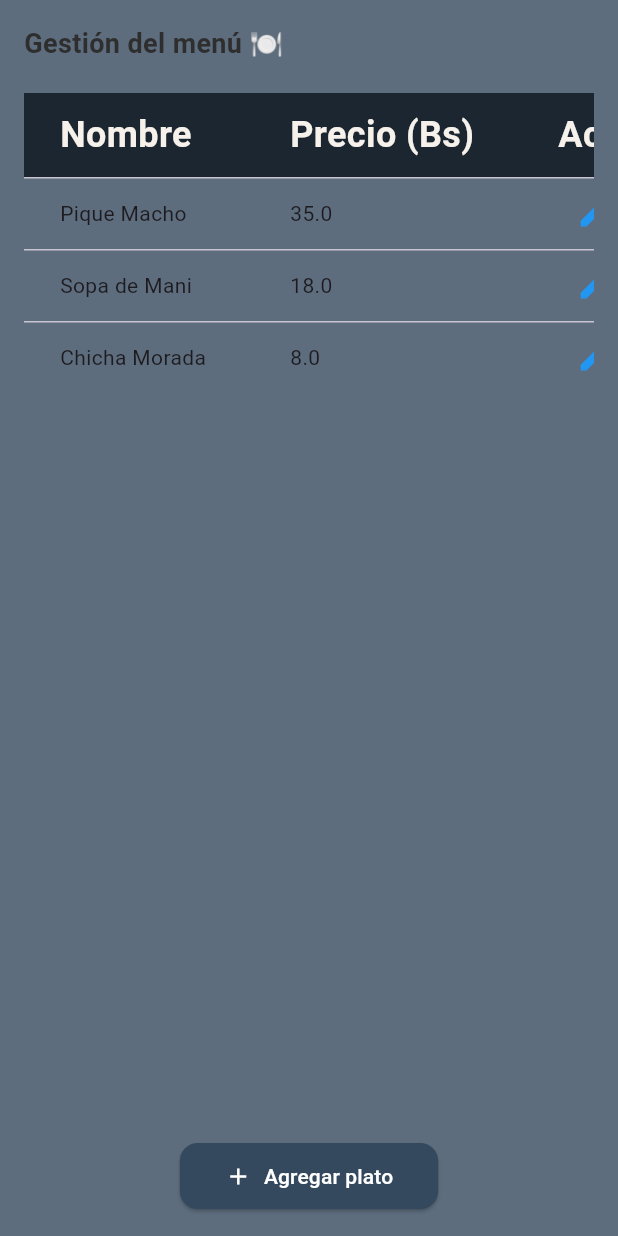
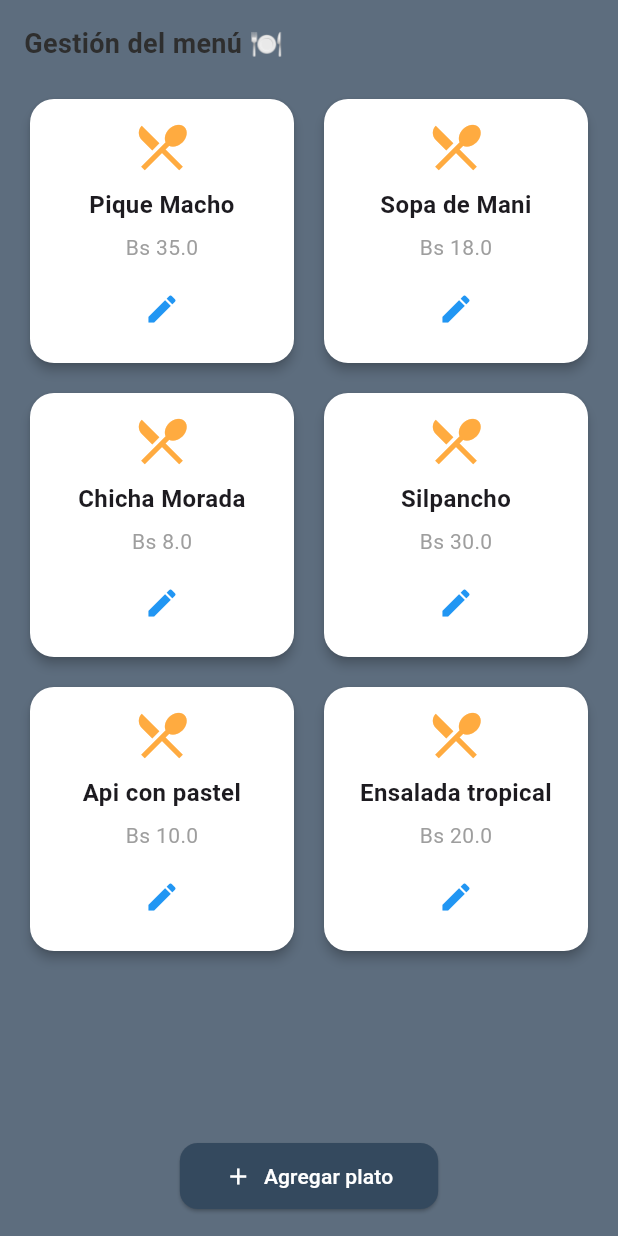
Before and after one commit to baldy777/front_restaurante_apk, a Flutter app: the MenuVista screen opened directly, on a phone screen of 412 x 824 dp. Run offline on Flutter 3.47's test engine with Material 3 defaults, Android fonts, the phone set to English and light mode, and no system bars; Roboto replaces fonts that are missing (arial).

Commit message:
feat: adicion de cards en vista menu

```diff
--- a/lib/pages/productos/menu.dart
+++ b/lib/pages/productos/menu.dart
@@ -9,11 +9,13 @@ class MenuVista extends StatefulWidget {
 }
 
 class _MenuVistaState extends State<MenuVista> {
-  // Lista de platillos del menú (ejemplo estático)
   final List<Map<String, dynamic>> menu = [
     {"nombre": "Pique Macho", "precio": 35.0},
     {"nombre": "Sopa de Mani", "precio": 18.0},
     {"nombre": "Chicha Morada", "precio": 8.0},
+    {"nombre": "Silpancho", "precio": 30.0},
+    {"nombre": "Api con pastel", "precio": 10.0},
+    {"nombre": "Ensalada tropical", "precio": 20.0},
   ];
 
   @override
@@ -28,60 +30,62 @@ class _MenuVistaState extends State<MenuVista> {
             const Text('Gestión del menú 🍽️', style: TextoStyle.contenido),
             const SizedBox(height: 20),
 
-            // Tabla de menú
+            // Grid de tarjetas (2 por fila)
             Expanded(
-              child: SingleChildScrollView(
-                scrollDirection: Axis.horizontal,
-                child: DataTable(
-                  headingRowColor: WidgetStateProperty.all(
-                    ColoresStyle.encabezado,
+              child: GridView.count(
+                crossAxisCount: 2,
+                crossAxisSpacing: 12,
+                mainAxisSpacing: 12,
+                childAspectRatio: 1, // 1 = cuadrado
+                children: menu.map((plato) {
+                  return Card(
+                    color: Colors.white,
+                    shape: RoundedRectangleBorder(
+                      borderRadius: BorderRadius.circular(16),
                     ),
-                  dataRowColor: WidgetStateProperty.resolveWith(
-                    (states) => states.contains(WidgetState.selected)
-                        // ignore: deprecated_member_use
-                        ? ColoresStyle.acento.withOpacity(0.2)
-                        : ColoresStyle.fondo,
+                    elevation: 3,
+                    child: Padding(
+                      padding: const EdgeInsets.all(12),
+                      child: Column(
+                        mainAxisAlignment: MainAxisAlignment.spaceBetween,
+                        children: [
+                          const Icon(Icons.restaurant_menu,
+                              size: 40, color: Colors.orangeAccent),
+                          Text(
+                            plato['nombre'],
+                            textAlign: TextAlign.center,
+                            style: const TextStyle(
+                              fontWeight: FontWeight.bold,
+                              fontSize: 16,
                             ),
-                  headingTextStyle: TextoStyle.titulo,
-                  columns: const [
-                    DataColumn(label: Text('Nombre')),
-                    DataColumn(label: Text('Precio (Bs)')),
-                    DataColumn(label: Text('Accion')),
-                  ],
-                  rows: menu.map((plato) {
-                    return DataRow(
-                      cells: [
-                        DataCell(Text(plato['nombre'])),
-                        DataCell(Text(plato['precio'].toString())),
-                        DataCell(
-                          Row(
-                            children: [
+                          ),
+                          Text(
+                            "Bs ${plato['precio']}",
+                            style: const TextStyle(
+                              color: Colors.grey,
+                              fontSize: 14,
+                            ),
+                          ),
                           IconButton(
-                                icon: const Icon(
-                                  Icons.edit,
-                                  color: Colors.blue,
-                                ),
+                            icon: const Icon(Icons.edit, color: Colors.blue),
                             onPressed: () {
-                                  // abre modal para editar plato
+                              // abrir modal para editar plato
                             },
                           ),
                         ],
                       ),
                     ),
-                      ],
                   );
                 }).toList(),
-                ),
               ),
             ),
 
             const SizedBox(height: 20),
 
-            // Boton para agregar nuevo plato
             Center(
               child: ElevatedButton.icon(
                 onPressed: () {
-                  // Agregar nuevo plato, crear modal
+                  // Agregar nuevo plato
                 },
                 icon: const Icon(Icons.add),
                 label: const Text("Agregar plato"),
```
Lines whose indentation alone changed are shown as unchanged.
